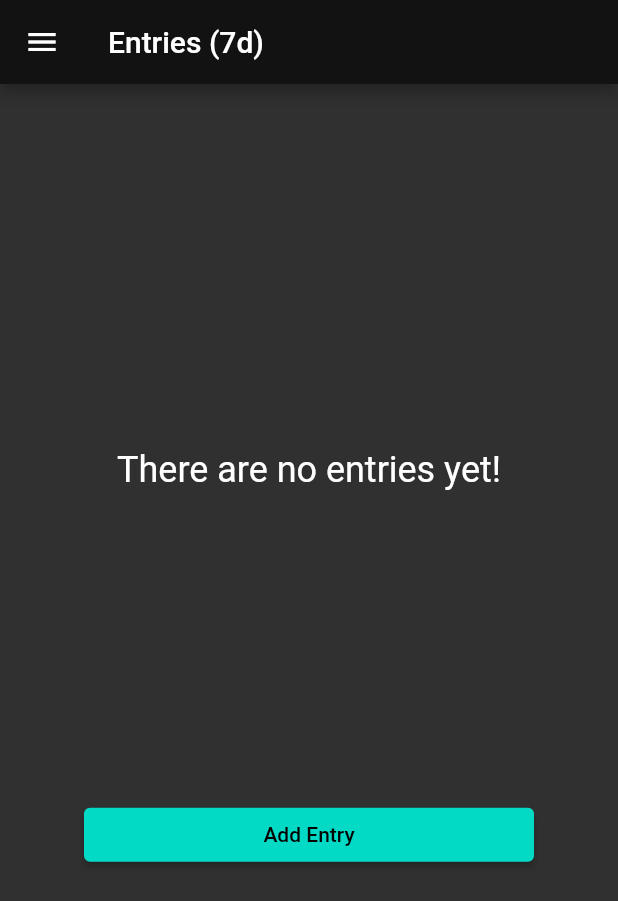
After one commit to paul-mcnamee/LifeCalendar, a Flutter app: the Entries7dView screen opened directly, on a phone screen of 412 x 824 dp. The commit adds this screen. Shown: the top 901 px of the screen. Run offline on Flutter 3.47's test engine with Material 2 defaults, Android fonts, the phone set to English and light mode, and no system bars; our stand-ins replace cloud_firestore, firebase_auth, firebase_core; accounts and stored records are empty.

Commit message:
added 7d history and fixed some bugs

```diff
--- a/lib/components/app_drawer.dart
+++ b/lib/components/app_drawer.dart
@@ -2,11 +2,13 @@
 import 'package:flutter/material.dart';
 import 'package:flutter/services.dart';
 import 'package:life_calendar/views/daily_entry.dart';
+import 'package:life_calendar/views/entries_7d_view.dart';
 import 'package:life_calendar/views/home.dart';
 import 'package:life_calendar/views/life_calendar_months.dart';
 import 'package:life_calendar/views/life_calendar_weeks.dart';
 import 'package:life_calendar/views/life_calendar_years.dart';
 import 'package:life_calendar/views/settings.dart';
+import 'package:life_calendar/components/entries_7d.dart';
 
 Drawer buildDrawer(BuildContext context) {
   return Drawer(
@@ -28,6 +30,7 @@ Drawer buildDrawer(BuildContext context) {
         ),
         drawerTile(context, 'Home', Home()),
         drawerTile(context, 'Daily Entry', DailyEntry()),
+        drawerTile(context, 'Past Entries (7d)', Entries7dView()),
         // drawerTile(context, 'Current Week', CurrentWeek()),
         // drawerTile(context, 'Current Month', CurrentMonth()),
         // drawerTile(context, 'Current Year', CurrentYear()),
--- /dev/null
+++ b/lib/components/entries_7d.dart
@@ -0,0 +1,105 @@
+import 'package:firebase_auth/firebase_auth.dart';
+import 'package:flutter/material.dart';
+import 'package:life_calendar/components/post.dart';
+import 'package:life_calendar/components/post_item.dart';
+import 'package:life_calendar/views/daily_entry.dart';
+
+import 'package:cloud_firestore/cloud_firestore.dart';
+
+import 'globals.dart';
+
+class Entries7d extends StatefulWidget {
+  const Entries7d({Key? key}) : super(key: key);
+
+  @override
+  _Entries7dState createState() => _Entries7dState();
+}
+
+class _Entries7dState extends State<Entries7d> {
+// A reference to the list of posts.
+// We are using `withConverter` to ensure that interactions with the collection
+// are type-safe.
+
+  @override
+  void didUpdateWidget(Entries7d oldWidget) {
+    if(1 == 1) {
+      //
+    }
+    super.didUpdateWidget(oldWidget);
+  }
+
+  @override
+  Widget build(BuildContext context) {
+    // TODO: should make a list item for the post
+    // need a class for the post, should refactor the daily entry view to use it
+    return StreamBuilder<QuerySnapshot<Post>>(
+      stream: FirebaseFirestore.instance
+          .collection('posts')
+          .where('userId', isEqualTo: FirebaseAuth.instance.currentUser!.uid)
+          .withConverter<Post>(
+        fromFirestore: (snapshots, _) => Post.fromJson(snapshots.data()!),
+        toFirestore: (post, _) => post.toJson(),
+      ).orderBy('dateMS', descending: true).snapshots(),
+      builder: (context, snapshot) {
+        if (snapshot.hasError) {
+          return Center(
+            child: Text(snapshot.error.toString()),
+          );
+        }
+
+        if (!snapshot.hasData) {
+          return const Center(child: CircularProgressIndicator());
+        }
+
+        var data = snapshot.requireData;
+        if (data.size == 0) {
+          return Center(
+            child: FractionallySizedBox(
+              widthFactor: 0.8,
+              heightFactor: 0.9,
+              alignment: FractionalOffset.center,
+              child: Column(
+                mainAxisAlignment: MainAxisAlignment.spaceEvenly,
+                crossAxisAlignment: CrossAxisAlignment.center,
+                children: [
+                  Row(
+                    mainAxisAlignment: MainAxisAlignment.spaceEvenly,
+                    crossAxisAlignment: CrossAxisAlignment.center,
+                    children: [
+                      Text(
+                        "There are no entries yet!",
+                        style: TextStyle(fontSize: 24),
+                      ),
+                      // Padding(padding: EdgeInsets.only(top: 50, bottom: 0)),
+                    ],
+                  ),
+                      SizedBox(
+                          width: 300,
+                          child: ElevatedButton(
+                            onPressed: () {
+                              Navigator.push(
+                                context,
+                                MaterialPageRoute(builder: (context) => DailyEntry()),
+                              );
+                            },
+                            child: Text("Add Entry"),
+                          )),
+                ],
+              ),
+            ),
+          );
+        }
+
+        return ListView.builder(
+          itemCount: data.size,
+          itemBuilder: (context, index) {
+            return PostItem(
+              data.docs[index].data(),
+              data.docs[index].reference,
+            );
+          },
+        );
+      },
+    );
+  }
+}
--- a/lib/components/globals.dart
+++ b/lib/components/globals.dart
@@ -1,10 +1,11 @@
-import 'package:flutter/cupertino.dart';
 import 'package:intl/intl.dart';
 import 'package:life_calendar/views/settings.dart';
 
 const String appTitle = "Life Calendar";
 
 final currentDate = DateTime.now().toLocal();
+DateTime convertedCurrentDate =
+    new DateTime(currentDate.year, currentDate.month, currentDate.day);
 // TODO: get from user prefs
 var birthday = new DateTime(1989, 12, 12);
 
--- /dev/null
+++ b/lib/components/post.dart
@@ -0,0 +1,42 @@
+import 'package:cloud_firestore/cloud_firestore.dart';
+import 'package:flutter/cupertino.dart';
+
+@immutable
+class Post {
+  Post({
+    required this.entry,
+    required this.date,
+    required this.dateMS,
+    required this.rating,
+    required this.impactful,
+    required this.userId,
+  });
+
+  Post.fromJson(Map<String, Object?> json)
+      : this(
+    entry: json['entry'] as String,
+    date: (json['date']! as Timestamp).toDate(),
+    dateMS: json['dateMS']! as int,
+    rating: json['rating']! as double,
+    impactful: (json['impactful'] ?? false) as bool,
+    userId: json['userId']! as String,
+  );
+
+  final String entry;
+  final DateTime date;
+  final int dateMS;
+  final double rating;
+  final bool impactful;
+  final String userId;
+
+  Map<String, Object?> toJson() {
+    return {
+      'entry': entry,
+      'date': date,
+      'dateMS': dateMS,
+      'rating': rating,
+      'impactful': impactful,
+      'userId': userId,
+    };
+  }
+}
--- a/lib/services/authentication.dart
+++ b/lib/services/authentication.dart
@@ -42,7 +42,7 @@ class Authentication extends StatelessWidget {
       String password,
       void Function(Exception e) error,
       ) registerAccount;
-  final void Function() signOut;
+  final Future<void> Function() signOut;
 
   @override
   Widget build(BuildContext context) {
@@ -84,8 +84,8 @@ class Authentication extends StatelessWidget {
             Padding(
               padding: const EdgeInsets.only(left: 24, bottom: 8),
               child: StyledButton(
-                onPressed: () {
-                  signOut();
+                onPressed: () async {
+                  await signOut();
                 },
                 child: const Text('LOGOUT'),
               ),
--- /dev/null
+++ b/lib/views/entries_7d_view.dart
@@ -0,0 +1,24 @@
+import 'package:life_calendar/components/app_bar.dart';
+import 'package:life_calendar/components/app_drawer.dart';
+import 'package:life_calendar/components/entries_7d.dart';
+import 'package:flutter/material.dart';
+
+class Entries7dView extends StatefulWidget {
+  const Entries7dView({Key? key}) : super(key: key);
+
+  @override
+  _Entries7dState createState() => _Entries7dState();
+}
+
+class _Entries7dState extends State<Entries7dView> {
+
+
+  @override
+  Widget build(BuildContext context) {
+    return Scaffold(
+      body: Entries7d(),
+      appBar: buildAppBar("Entries (7d)"),
+      drawer: buildDrawer(context),
+    );
+  }
+}
```
Also changed, not shown: lib/components/post_item.dart (added, +70 -0 lines), lib/models/application_state.dart (+5 -169 lines), lib/models/daily_entry_model.dart (added, +210 -0 lines), lib/views/daily_entry.dart (+59 -18 lines), lib/views/settings.dart (indentation only). Lines whose indentation alone changed are shown as unchanged.
